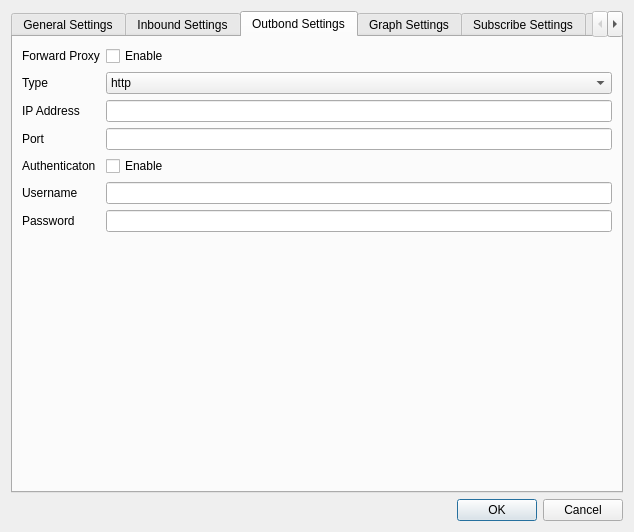
Qt form ui/settingsdialog.ui (Trojan-Qt5/Trojan-Qt5) before a commit.
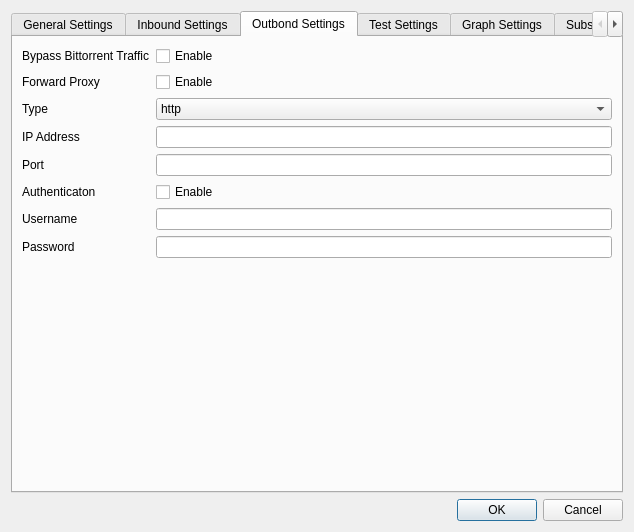
The same form after that commit. The open tabs and pages were chosen to show the change. Custom widgets are drawn as their Qt base class.

Patch:
```diff
--- a/ui/settingsdialog.ui
+++ b/ui/settingsdialog.ui
@@ -479,69 +479,69 @@
          <property name="fieldGrowthPolicy">
           <enum>QFormLayout::ExpandingFieldsGrow</enum>
          </property>
-         <item row="0" column="0">
+         <item row="1" column="0">
           <widget class="QLabel" name="label_26">
            <property name="text">
             <string>Forward Proxy</string>
            </property>
           </widget>
          </item>
-         <item row="2" column="0">
+         <item row="3" column="0">
           <widget class="QLabel" name="label_27">
            <property name="text">
             <string>IP Address</string>
            </property>
           </widget>
          </item>
-         <item row="3" column="0">
+         <item row="4" column="0">
           <widget class="QLabel" name="label_30">
            <property name="text">
             <string>Port</string>
            </property>
           </widget>
          </item>
-         <item row="4" column="0">
+         <item row="5" column="0">
           <widget class="QLabel" name="label_28">
            <property name="text">
             <string>Authenticaton</string>
            </property>
           </widget>
          </item>
-         <item row="5" column="0">
+         <item row="6" column="0">
           <widget class="QLabel" name="label_31">
            <property name="text">
             <string>Username</string>
            </property>
           </widget>
          </item>
-         <item row="5" column="1">
+         <item row="6" column="1">
           <widget class="QLineEdit" name="forwardProxyUsername"/>
          </item>
-         <item row="6" column="0">
+         <item row="7" column="0">
           <widget class="QLabel" name="label_32">
            <property name="text">
             <string>Password</string>
            </property>
           </widget>
          </item>
-         <item row="6" column="1">
+         <item row="7" column="1">
           <widget class="QLineEdit" name="forwardProxyPassword"/>
          </item>
-         <item row="1" column="0">
+         <item row="2" column="0">
           <widget class="QLabel" name="label_33">
            <property name="text">
             <string>Type</string>
            </property>
           </widget>
          </item>
-         <item row="0" column="1">
+         <item row="1" column="1">
           <widget class="QCheckBox" name="forwardProxyCheckBox">
            <property name="text">
             <string>Enable</string>
            </property>
           </widget>
          </item>
-         <item row="1" column="1">
+         <item row="2" column="1">
           <widget class="QComboBox" name="forwardProxyTypeComboBox">
            <property name="sizePolicy">
             <sizepolicy hsizetype="Expanding" vsizetype="Fixed">
@@ -561,18 +561,84 @@
            </item>
           </widget>
          </item>
-         <item row="2" column="1">
-          <widget class="QLineEdit" name="forwardProxyIpAddressLineEdit"/>
-         </item>
          <item row="3" column="1">
-          <widget class="QLineEdit" name="forwardProxyPortLineEdit"/>
+          <widget class="QLineEdit" name="forwardProxyIpAddressLineEdit"/>
          </item>
          <item row="4" column="1">
+          <widget class="QLineEdit" name="forwardProxyPortLineEdit"/>
+         </item>
+         <item row="5" column="1">
           <widget class="QCheckBox" name="forwardProxyAuthenticationCheckBox">
            <property name="text">
             <string>Enable</string>
            </property>
           </widget>
+         </item>
+         <item row="0" column="0">
+          <widget class="QLabel" name="label_34">
+           <property name="text">
+            <string>Bypass Bittorrent Traffic</string>
+           </property>
+          </widget>
+         </item>
+         <item row="0" column="1">
+          <widget class="QCheckBox" name="checkBox">
+           <property name="text">
+            <string>Enable</string>
+           </property>
+          </widget>
+         </item>
+        </layout>
+       </item>
+      </layout>
+     </widget>
+     <widget class="QWidget" name="tab_7">
+      <attribute name="title">
+       <string>Test Settings</string>
+      </attribute>
+      <layout class="QGridLayout" name="gridLayout_9">
+       <item row="0" column="0">
+        <layout class="QFormLayout" name="formLayout_7">
+         <item row="0" column="0">
+          <widget class="QLabel" name="label_22">
+           <property name="text">
+            <string>Latency Test Method</string>
+           </property>
+          </widget>
+         </item>
+         <item row="0" column="1">
+          <widget class="QComboBox" name="latencyTestMethodCB">
+           <item>
+            <property name="text">
+             <string>TCP</string>
+            </property>
+           </item>
+           <item>
+            <property name="text">
+             <string>CONNECT</string>
+            </property>
+           </item>
+          </widget>
+         </item>
+         <item row="1" column="0">
+          <widget class="QLabel" name="label_25">
+           <property name="text">
+            <string>Real Lantency Test Url</string>
+           </property>
+          </widget>
+         </item>
+         <item row="1" column="1">
+          <widget class="QLineEdit" name="realLatencyTestUrlEdit"/>
+         </item>
+         <item row="2" column="0">
+          <widget class="QLabel" name="label_29">
+           <property name="text">
+            <string>Speed Test Url</string>
+           </property>
+          </widget>
+         </item>
+         <item row="2" column="1">
+          <widget class="QLineEdit" name="speedTestUrlEdit"/>
          </item>
         </layout>
        </item>
```
